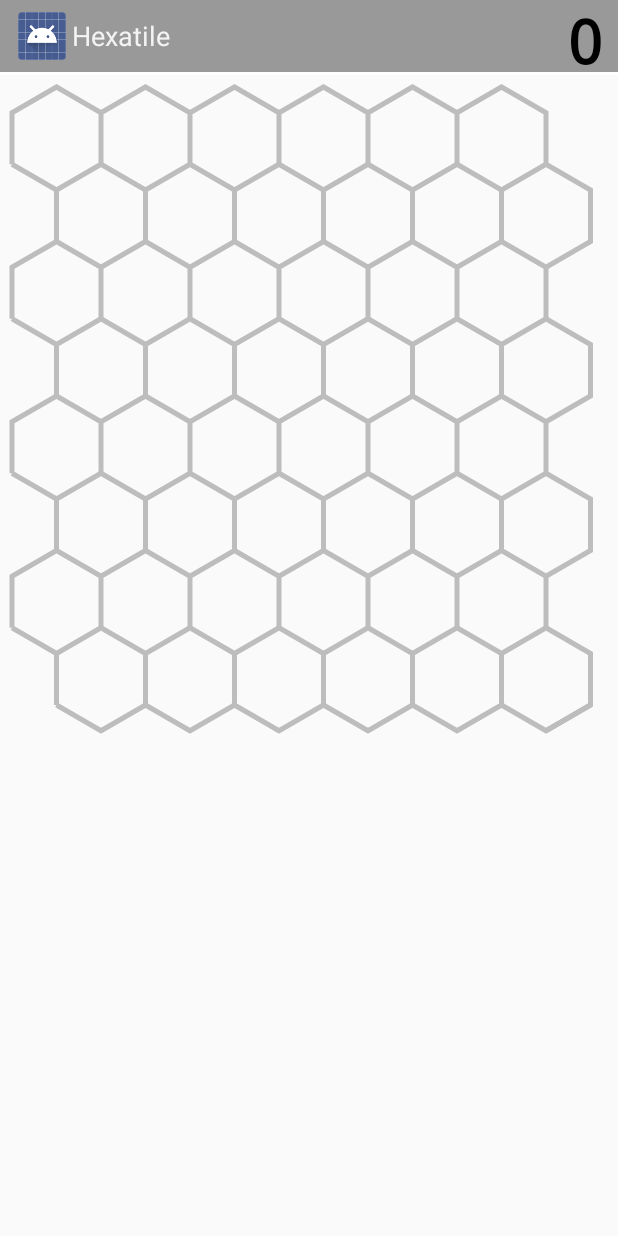
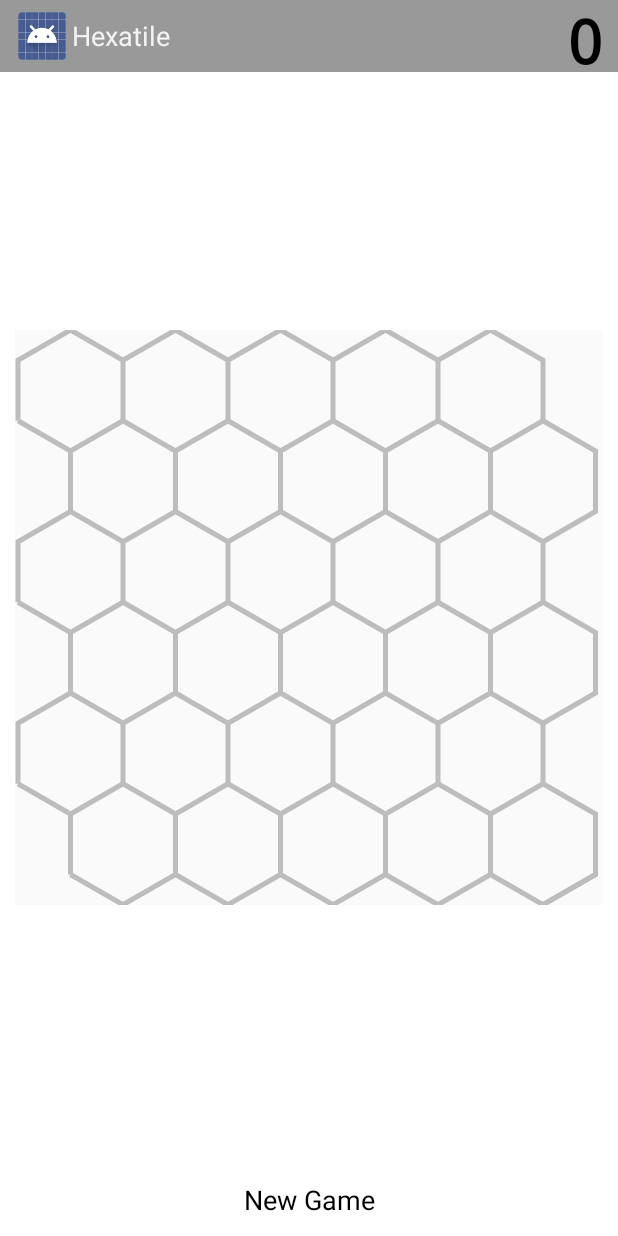
Before and after one commit to remipannequin/Hexatile, an Android app: the screen it shows after launch (GameActivity), on a phone screen of 412 x 824 dp. Run offline under Robolectric (Android 15) with nearby library versions, the phone set to English and light mode, and no system bars.

Commit message:
new icons, better layout

```diff
--- a/app/src/main/java/gabygaby/hexatile/BoardView.java
+++ b/app/src/main/java/gabygaby/hexatile/BoardView.java
@@ -39,12 +39,14 @@ public class BoardView extends ViewGroup {
 
     private int tileHeight, tileWidth = 0;
     private Paint meshPaint;
+    private boolean blockMoving;
 
     private Board board;
 
     private GestureDetector gestureDetector;
     private List<Path> mesh;
     private Map<PointF, Tile> centers;
+    private int additionalPadding;
 
 
     public BoardView(Context context) {
@@ -86,7 +88,7 @@ public class BoardView extends ViewGroup {
 
         // In edit mode it's nice to have some demo data, so add that here.
         if (this.isInEditMode()) {
-            setBoard(new Board(6, 8));
+            setBoard(new Board(5, 6));
         }
     }
 
@@ -99,6 +101,12 @@ public class BoardView extends ViewGroup {
         if (!result) {
             if (event.getAction() == MotionEvent.ACTION_UP) {
                 result = true;
+                blockMoving = false;
+            }
+            if (event.getAction() == MotionEvent.ACTION_MOVE && !blockMoving) {
+                float x = event.getX();
+                float y = event.getY();
+                selectTile(x,y);
             }
         }
         return result;
@@ -133,8 +141,9 @@ public class BoardView extends ViewGroup {
                                 }
                             });
                             flipOutAnim.setDuration(250);
-                            flipOutAnim.setInterpolator(new DecelerateInterpolator());
+                            flipOutAnim.setInterpolator(new DecelerateInterpolator(0.9f));
                             flipOutAnim.start();
+                            blockMoving = true;
                         }
                     } else {
                         //update selected tile (simple filling)
@@ -147,7 +156,7 @@ public class BoardView extends ViewGroup {
                             }
                         });
                         flipInAnim.setDuration(250);
-                        flipInAnim.setInterpolator(new AccelerateInterpolator());
+                        flipInAnim.setInterpolator(new AccelerateInterpolator(0.9f));
                         flipInAnim.start();
                     }
                 }
@@ -173,7 +182,7 @@ public class BoardView extends ViewGroup {
                 float tx = (j + offset / 2f) * tileWidth;
                 float ty = (i * 0.75f) * tileHeight;
 
-                v.layout(Math.round(tx + paddingLeft), Math.round(ty + paddingTop), Math.round(tx + tileWidth + paddingLeft), Math.round(ty + tileHeight + paddingTop));
+                v.layout(Math.round(tx + paddingLeft+additionalPadding), Math.round(ty + paddingTop), Math.round(tx + tileWidth + paddingLeft), Math.round(ty + tileHeight + paddingTop));
                 centers.put(new PointF(tx + paddingLeft + tileWidth / 2, ty + paddingTop + tileHeight / 2), v.getTile());
 
             }
@@ -186,17 +195,23 @@ public class BoardView extends ViewGroup {
         super.onMeasure(widthMeasureSpec, heightMeasureSpec);
         int height = MeasureSpec.getSize(heightMeasureSpec);
         int width = MeasureSpec.getSize(widthMeasureSpec);
-        tileHeight = Math.round(Math.min(height / board.getHeight(), width / board.getWidth()));
-        tileWidth = Math.round(tileHeight * COS);
+        //case where the width is the limiting dimention
+        tileWidth = (int)Math.floor(width / (board.getWidth()+0.5f))-1;
+        additionalPadding = Math.round(((width) - (int)(tileWidth * (board.getWidth()+0.5)))*0.5f);
+        tileHeight = Math.round(tileWidth / COS);
+        setMeasuredDimension(width, (int)Math.round((board.getHeight() - (board.getHeight()-1)*0.25)*tileHeight));
+
         int child_height = MeasureSpec.makeMeasureSpec(tileHeight, MeasureSpec.EXACTLY);
         int child_width = MeasureSpec.makeMeasureSpec(tileWidth, MeasureSpec.EXACTLY);
+
+
 
         for (int i = 0; i < getChildCount(); i++) {
             View v = getChildAt(i);
             v.measure(child_width, child_height);
         }
         Matrix tr = new Matrix();
-        tr.setTranslate(getPaddingLeft(), getPaddingTop());
+        tr.setTranslate(getPaddingLeft()+additionalPadding/2, getPaddingTop());
         mesh.clear();
         for (float j = 0; j < board.getHeight() / 1.5; j += 1.5) {
             Path p1 = new Path();
@@ -275,6 +290,16 @@ public class BoardView extends ViewGroup {
         meshPaint.setColor(color);
     }
 
+    /**
+     * Invalidate the boardView and all the childern tileViews
+     */
+    public void invalidateAll() {
+        invalidate();
+        for (int i = 0; i < getChildCount(); i++) {
+            getChildAt(i).invalidate();
+        }
+    }
+
 
     /**
      * Extends {@link GestureDetector.SimpleOnGestureListener} to provide custom gesture
@@ -284,7 +309,6 @@ public class BoardView extends ViewGroup {
 
         @Override
         public boolean onDown(MotionEvent e) {
-            //TODO: turn on acceleration ?
             return true;
         }
 
@@ -293,6 +317,7 @@ public class BoardView extends ViewGroup {
             selectTile(e.getX(), e.getY());
             return false;
         }
+
     }
 
 
--- a/app/src/main/java/gabygaby/hexatile/GameActivity.java
+++ b/app/src/main/java/gabygaby/hexatile/GameActivity.java
@@ -37,7 +37,7 @@ public class GameActivity extends Activity {
         final TextView scoreView = (TextView)findViewById(R.id.scoreTextView);
 
         if (savedInstanceState == null) {
-            board = new Board(6, 8);
+            board = new Board(5, 6);
         } else {
             Parcelable savedBoard = savedInstanceState.getParcelable("board");
             board = (Board)savedBoard;
@@ -71,7 +71,13 @@ public class GameActivity extends Activity {
     @Override
     protected void onPause() {
         super.onPause();
+    }
 
+    public void newGame(View view) {
+        board.reset();
+        BoardView contentView = (BoardView) findViewById(R.id.fullscreen_content);
+        contentView.invalidateAll();
+        findViewById(R.id.scoreTextView).invalidate();
+    }
 
-    }
 }
--- a/app/src/main/res/layout/activity_game.xml
+++ b/app/src/main/res/layout/activity_game.xml
@@ -1,45 +1,55 @@
 <RelativeLayout xmlns:android="http://schemas.android.com/apk/res/android"
     xmlns:tools="http://schemas.android.com/tools" android:layout_width="match_parent"
-    android:layout_height="match_parent" android:background="@android:color/white" tools:context=".GameActivity">
+    android:layout_height="fill_parent" android:background="@android:color/white" tools:context=".GameActivity"
+    android:orientation="vertical">
 
     <!-- The primary full-screen view. This can be replaced with whatever view
          is needed to present your content, e.g. VideoView, SurfaceView,
          TextureView, etc. -->
 
-    <gabygaby.hexatile.BoardView xmlns:app="http://schemas.android.com/apk/res/gabygaby.hexatile"
-        android:id="@+id/fullscreen_content"
-        android:layout_width="match_parent"
-        android:layout_height="fill_parent"
-        android:keepScreenOn="true"
-        android:background="#fafafa"
-        android:paddingStart="8dp"
-        android:paddingTop="8dp"
-        android:paddingBottom="40dp"
-        app:tileSize="33dp"
-        app:meshColor="#bdbdbd"
-        android:layout_gravity="center_horizontal|bottom"
-        android:layout_alignParentLeft="true"
-        android:layout_marginLeft="0dp"
-        android:layout_below="@+id/scoreTextView" />
-
     <TextView
         android:layout_width="match_parent"
-        android:layout_height="50dp"
+        android:layout_height="wrap_content"
         android:text="0"
         android:id="@+id/scoreTextView"
-        android:layout_gravity="top|left"
         android:enabled="true"
-        android:gravity="fill_vertical|right"
-        android:layout_marginLeft="20dp"
+        android:gravity="fill_vertical|end"
         android:layout_marginRight="10dp"
         android:textStyle="bold"
         android:typeface="monospace"
         android:textColor="@android:color/black"
         android:textSize="40sp"
         android:layout_alignParentTop="true"
-        android:layout_marginTop="0dp"
         android:layout_alignParentStart="true"
-        android:layout_alignParentEnd="true" />
+        android:layout_alignParentEnd="true"
+         />
+
+    <gabygaby.hexatile.BoardView xmlns:app="http://schemas.android.com/apk/res/gabygaby.hexatile"
+        android:id="@+id/fullscreen_content"
+        android:layout_width="fill_parent"
+        android:layout_height="wrap_content"
+        android:keepScreenOn="true"
+        android:background="#fafafa"
+        app:tileSize="33dp"
+        app:meshColor="#bdbdbd"
+        android:layout_gravity="center_horizontal|bottom"
+        android:layout_margin="10dp"
+        android:layout_alignParentEnd="true"
+        android:layout_alignParentStart="true"
+        android:layout_centerInParent="true" />
+
+    <Button
+        android:layout_width="fill_parent"
+        android:layout_height="wrap_content"
+        android:text="New Game"
+        android:id="@+id/ResetButton"
+        android:layout_alignParentBottom="true"
+        android:layout_alignParentStart="true"
+        android:layout_alignParentEnd="true"
+        android:enabled="true"
+        android:background="#00ffffff"
+        android:textColor="#000000"
+        android:onClick="newGame" />
 
     <!-- This FrameLayout insets its children based on system windows using
          android:fitsSystemWindows. -->
```
Also changed, not shown: app/src/main/java/gabygaby/hexatile/game/Board.java (+10 -0 lines), app/src/main/res/mipmap-hdpi/ic_launcher.png, app/src/main/res/mipmap-mdpi/ic_launcher.png, app/src/main/res/mipmap-xhdpi/ic_launcher.png, app/src/main/res/mipmap-xxhdpi/ic_launcher.png.
